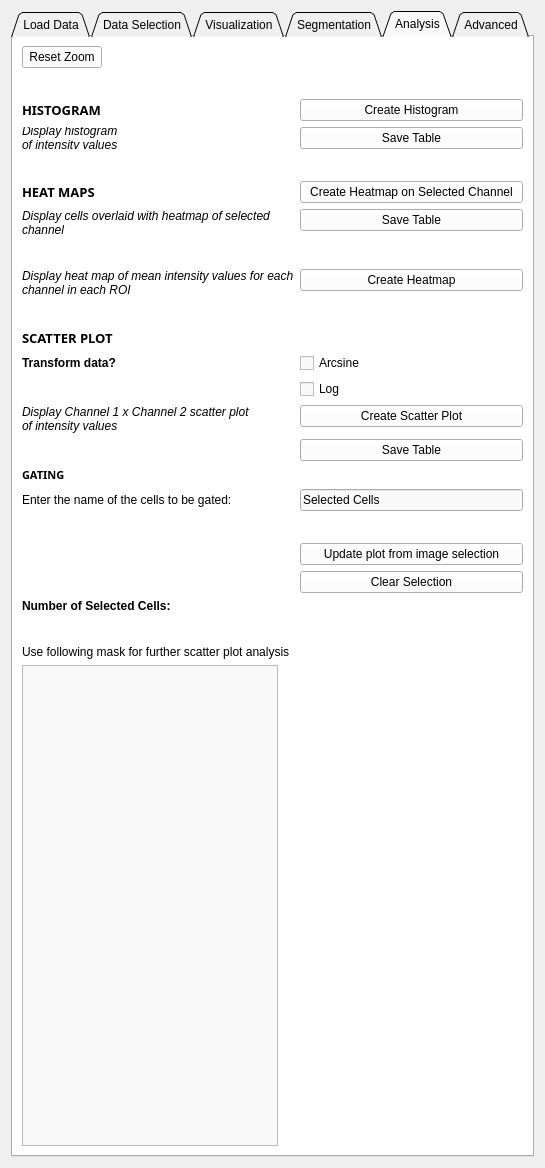
Old version of the form HypModuleCode/Resources/UI/HypModuleCode.ui in the repository SlicerMicro/Slicer-TITAN.
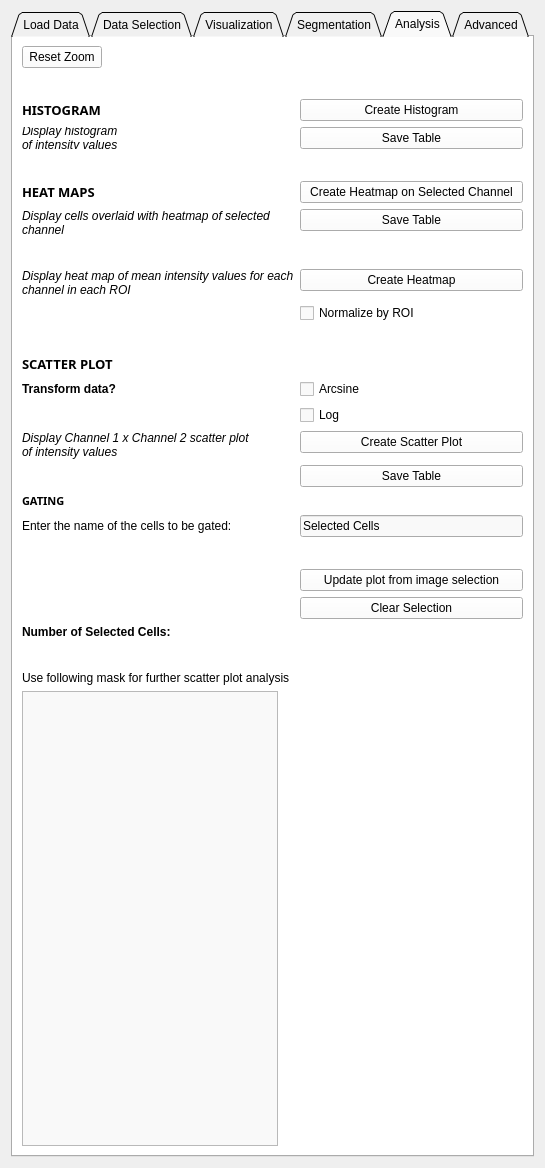
New version of the form. Custom widgets are drawn as their Qt base class.

Commit message: ENH: Added button to normalize heatmap by ROI

What changed in the file:
```diff
--- a/HypModuleCode/Resources/UI/HypModuleCode.ui
+++ b/HypModuleCode/Resources/UI/HypModuleCode.ui
@@ -1832,6 +1832,13 @@
          </property>
         </widget>
        </item>
+       <item row="10" column="1">
+        <widget class="QCheckBox" name="hmapNormalizeRoi">
+         <property name="text">
+          <string>Normalize by ROI</string>
+         </property>
+        </widget>
+       </item>
       </layout>
      </widget>
      <widget class="QWidget" name="tab_3">
```
The commit also changes 1 other file.
